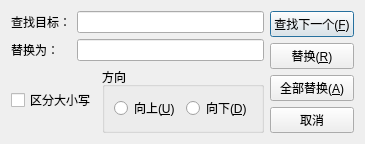
Above: replacedialog.ui from DaisyCoding/QtLab2-TextEditor before the change. Below: the same form after it.
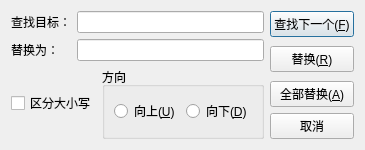
That is the form after the change.

```diff
--- a/replacedialog.ui
+++ b/replacedialog.ui
@@ -7,7 +7,7 @@
     <x>0</x>
     <y>0</y>
     <width>359</width>
-    <height>136</height>
+    <height>150</height>
    </rect>
   </property>
   <property name="maximumSize">
@@ -92,14 +92,14 @@
           <item>
            <layout class="QHBoxLayout" name="horizontalLayout">
             <item>
-             <widget class="QRadioButton" name="raDown">
+             <widget class="QRadioButton" name="raUp">
               <property name="text">
                <string>向上(&amp;U)</string>
               </property>
              </widget>
             </item>
             <item>
-             <widget class="QRadioButton" name="raUp">
+             <widget class="QRadioButton" name="raDown">
               <property name="text">
                <string>向下(&amp;D)</string>
               </property>
```
